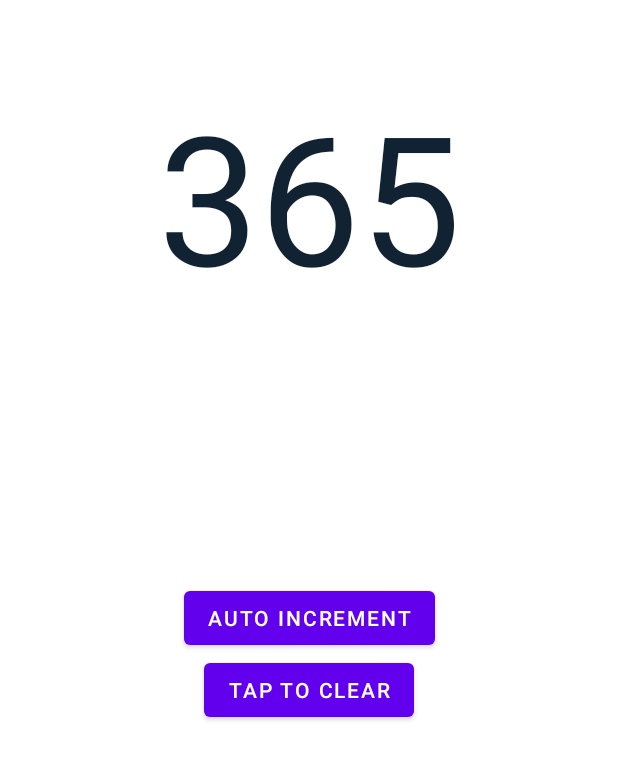
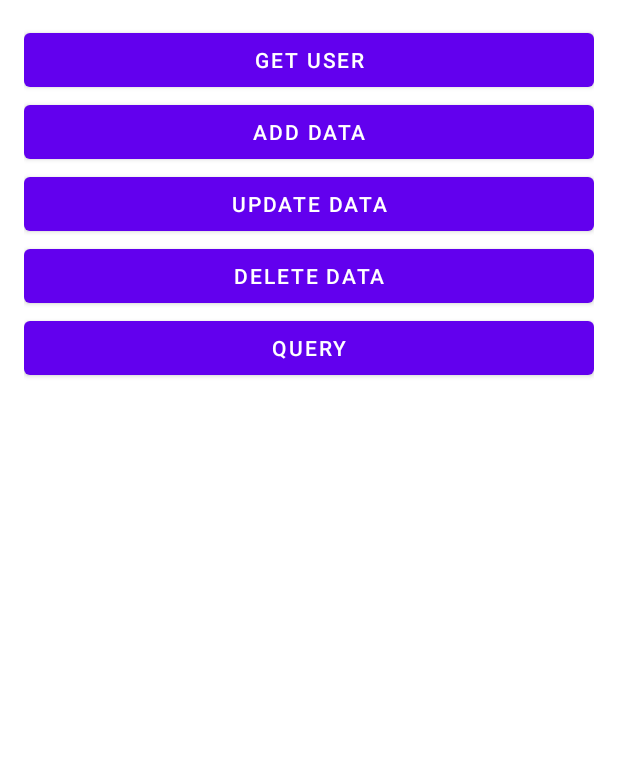
Before and after one commit to o8o78/JetpackDemo, an Android app: the layout activity_main.xml on its own in the app's theme, with its tools: preview values and no code run, on a phone screen of 412 x 824 dp. Shown: the top 760 px of the screen. Run offline under Robolectric (Android 15) with nearby library versions, the phone set to English and light mode, and no system bars.

Commit message:
--Room完成

```diff
--- a/app/build.gradle
+++ b/app/build.gradle
@@ -1,6 +1,7 @@
 plugins {
     id 'com.android.application'
     id 'org.jetbrains.kotlin.android'
+    id 'kotlin-kapt'
 }
 
 android {
@@ -43,6 +44,8 @@ dependencies {
     implementation 'androidx.constraintlayout:constraintlayout:2.1.4'
     implementation 'androidx.lifecycle:lifecycle-extensions:2.2.0'
     implementation 'androidx.lifecycle:lifecycle-livedata-ktx:2.5.0'
+    implementation 'androidx.room:room-runtime:2.4.2'
+    kapt 'androidx.room:room-compiler:2.4.2'
     testImplementation 'junit:junit:4.13.2'
     androidTestImplementation 'androidx.test.ext:junit:1.1.3'
     androidTestImplementation 'androidx.test.espresso:espresso-core:3.4.0'
--- a/app/src/main/java/com/byteroll/jetpackdemo/bean/User.kt
+++ /dev/null
@@ -1,3 +0,0 @@
-package com.byteroll.jetpackdemo.bean
-
-data class User(var firstName: String, var lastName: String, var age: Int)
--- a/app/src/main/res/layout/activity_main.xml
+++ b/app/src/main/res/layout/activity_main.xml
@@ -4,39 +4,49 @@
     xmlns:tools="http://schemas.android.com/tools"
     android:layout_width="match_parent"
     android:layout_height="match_parent"
-    tools:context=".MainActivity">
+    tools:context=".MainActivity"
+    android:paddingHorizontal="16dp"
+    >
 
-    <TextView
-        android:layout_width="wrap_content"
+    <Button
+        android:layout_width="match_parent"
         android:layout_height="wrap_content"
-        android:id="@+id/result"
+        android:id="@+id/get"
+        android:text="get user"
         app:layout_constraintTop_toTopOf="parent"
-        app:layout_constraintStart_toStartOf="parent"
-        app:layout_constraintEnd_toEndOf="parent"
-        android:layout_marginTop="50dp"
-        android:textSize="120sp"
-        android:textColor="#112233"
-        tools:text="365"
+        android:layout_marginTop="16dp"
         />
 
     <Button
-        android:layout_width="wrap_content"
+        android:layout_width="match_parent"
         android:layout_height="wrap_content"
-        android:id="@+id/increase"
-        android:text="auto increment"
-        app:layout_constraintBottom_toBottomOf="parent"
-        app:layout_constraintLeft_toLeftOf="parent"
-        app:layout_constraintRight_toRightOf="parent"
-        app:layout_constraintTop_toTopOf="parent" />
+        android:id="@+id/add"
+        app:layout_constraintTop_toBottomOf="@id/get"
+        android:text="Add Data"
+        />
 
     <Button
-        android:layout_width="wrap_content"
+        android:layout_width="match_parent"
         android:layout_height="wrap_content"
-        android:id="@+id/clear"
-        android:text="tap to clear"
-        app:layout_constraintStart_toStartOf="parent"
-        app:layout_constraintEnd_toEndOf="parent"
-        app:layout_constraintTop_toBottomOf="@id/increase"
+        android:id="@+id/update"
+        android:text="update data"
+        app:layout_constraintTop_toBottomOf="@id/add"
+        />
+
+    <Button
+        android:layout_width="match_parent"
+        android:layout_height="wrap_content"
+        android:id="@+id/delete"
+        android:text="delete data"
+        app:layout_constraintTop_toBottomOf="@id/update"
+        />
+
+    <Button
+        android:layout_width="match_parent"
+        android:layout_height="wrap_content"
+        android:id="@+id/query"
+        android:text="query"
+        app:layout_constraintTop_toBottomOf="@id/delete"
         />
 
 </androidx.constraintlayout.widget.ConstraintLayout>
```
Also changed, not shown: app/src/main/java/com/byteroll/dao/UserDao.kt (added, +27 -0 lines), app/src/main/java/com/byteroll/database/AppDatabase.kt (added, +33 -0 lines), app/src/main/java/com/byteroll/entity/User.kt (added, +12 -0 lines), app/src/main/java/com/byteroll/jetpackdemo/MainActivity.kt (+33 -39 lines), app/src/main/java/com/byteroll/jetpackdemo/bean/Repository.kt (deleted, +0 -14 lines), app/src/main/java/com/byteroll/jetpackdemo/observer/MyObserver.kt (deleted, +0 -24 lines), app/src/main/java/com/byteroll/jetpackdemo/utils/ConstUtil.kt (deleted, +0 -7 lines), app/src/main/java/com/byteroll/jetpackdemo/viewmodle/MainViewModel.kt (deleted, +0 -51 lines), app/src/main/java/com/byteroll/jetpackdemo/viewmodle/MainViewModelFactory.kt (deleted, +0 -10 lines), app/src/main/java/com/byteroll/utils/ConstUtil.kt (added, +7 -0 lines).
